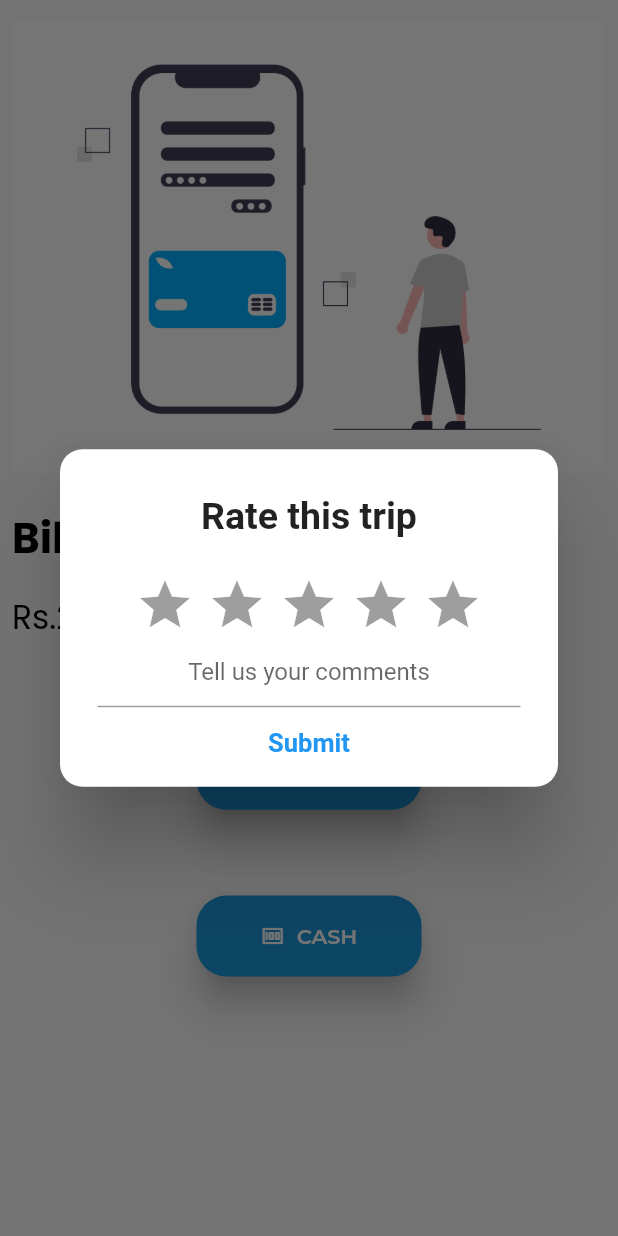
After one commit to Sumithra-Sudhakar/cabHiring, a Flutter app: the Payment screen opened directly, after a tap on "GPAY", on a phone screen of 412 x 824 dp. The commit adds this screen. Run offline on Flutter 3.47's test engine with Material 2 defaults, Android fonts, the phone set to English and light mode, and no system bars; drawn by our look-alikes of rating_dialog; our stand-ins replace auto_size_text, google_fonts, google_maps_flutter, introduction_screen.

Commit message:
all user screens and dialouges added

```diff
--- a/lib/screens/cab_details.dart
+++ b/lib/screens/cab_details.dart
@@ -1,5 +1,8 @@
 import 'package:auto_size_text/auto_size_text.dart';
+import 'package:cabhiring/screens/choose_loc.dart';
 import 'package:cabhiring/screens/signup.dart';
+import 'package:cabhiring/screens/trip.dart';
+import 'package:cabhiring/utils/alert.dart';
 import 'package:flutter/material.dart';
 import 'package:flutter/widgets.dart';
 import 'package:google_fonts/google_fonts.dart';
@@ -193,8 +196,11 @@ icon: Icon(Icons.phone, size: 16,),
                   ),
                   onPressed: () {
 
-
-
+displayDialog(context, "OK", null, (){Navigator.push(
+  context,
+  MaterialPageRoute(builder: (context) => Trip()),
+);
+}, "Happy Ride!", "Your trip has started");
 
                   },
                   style: ElevatedButton.styleFrom(
@@ -219,10 +225,10 @@ icon: Icon(Icons.cancel_presentation, size: 15,),
                             fontWeight: FontWeight.w600
                         ),
                       ),
-                      onPressed: () {
-
-
-
+                      onPressed: () {displayDialog(context, "Yes", "No", (){   Navigator.push(
+                        context,
+                        MaterialPageRoute(builder: (context) => ChooseLoc()),
+                      );}, "Cancel Trip", "Are you sure you want to cancel the trip?");
 
 
                       },
--- /dev/null
+++ b/lib/screens/payment.dart
@@ -0,0 +1,168 @@
+import 'package:auto_size_text/auto_size_text.dart';
+import 'package:cabhiring/screens/choose_loc.dart';
+import 'package:flutter/material.dart';
+import 'package:google_fonts/google_fonts.dart';
+import 'package:cabhiring/utils/colors.dart' as colors;
+
+import 'package:rating_dialog/rating_dialog.dart';
+
+class Payment extends StatefulWidget {
+  const Payment({Key? key}) : super(key: key);
+
+  @override
+  State<Payment> createState() => _PaymentState();
+}
+
+class _PaymentState extends State<Payment> {
+
+  void _showRatingAppDialog() {
+
+    final _dialog = RatingDialog(
+      initialRating: 0.0,
+      // your app's name?
+      title: Text(
+        'Rate this trip',
+        textAlign: TextAlign.center,
+        style: const TextStyle(
+          fontSize: 25,
+          fontWeight: FontWeight.bold,
+        ),
+      ),
+      // encourage your user to leave a high rating?
+
+      // your app's logo?
+
+      submitButtonText: 'Submit',
+
+
+      onSubmitted: (response) {
+        Navigator.push(
+          context,
+          MaterialPageRoute(builder: (context) => ChooseLoc()),
+        );
+
+        // TODO: add your own logic
+
+      },
+    );
+
+    // show the dialog
+    showDialog(
+      context: context,
+      barrierDismissible: true, // set to false if you want to force a rating
+      builder: (context) => _dialog,
+    );
+  }
+  @override
+  Widget build(BuildContext context) {
+    return Scaffold(
+      body: Column(
+        mainAxisAlignment: MainAxisAlignment.center,
+        crossAxisAlignment: CrossAxisAlignment.center,
+
+        children: [
+          Expanded(
+            flex:2,
+            child: Padding(
+              padding: const EdgeInsets.all(8.0),
+              child: Image.asset('assets/payment.png', height: 800,),
+            ),
+          ),
+          Expanded(
+            flex: 3,
+            child: Column(
+              children: [
+                Padding(
+                  padding: const EdgeInsets.all(8.0),
+                  child: Align(
+                    alignment: Alignment.topLeft,
+                    child: Text("Bill for your ride!", style: GoogleFonts.poppins(
+                      fontSize: 28,
+                      fontWeight: FontWeight.bold,
+                      color: colors.secondarytextcolor
+                    ),),
+                  ),
+                ),
+                Padding(
+                  padding: const EdgeInsets.all(8.0),
+                  child: Align(
+                    alignment: Alignment.topLeft,
+                    child: Text("Rs.200", style: GoogleFonts.poppins(
+                        fontSize: 22,
+
+                        color: colors.secondarytextcolor
+                    ),),
+                  ),
+                ),
+Spacer(),
+                Padding(
+                  padding: const EdgeInsets.all(8.0),
+                  child: SizedBox(
+                    height: 54,
+                    width: 150,
+                    child: ElevatedButton.icon(
+                      icon: Icon(Icons.money, size: 16,),
+                      label: Text(
+                        "GPAY",
+                        style: GoogleFonts.montserrat(
+                            color: colors.buttontextcolor, fontSize: 14,
+
+                            fontWeight: FontWeight.w600
+                        ),
+                      ),
+                      onPressed: () {
+
+
+_showRatingAppDialog();
+                      },
+                      style: ElevatedButton.styleFrom(
+                          elevation: 10,
+
+                          padding: EdgeInsets.all(10.0),
+                          primary: colors.buttoncolor,
+                          shape: new RoundedRectangleBorder(
+                              borderRadius: BorderRadius.circular(20.0))),
+                    ),),
+                ),
+                Spacer(
+                  flex: 1,
+                ),
+                Padding(
+                  padding: const EdgeInsets.all(8.0),
+                  child: SizedBox(
+                    height: 54,
+                    width: 150,
+                    child: ElevatedButton.icon(
+                      icon: Icon(Icons.money, size: 16,),
+                      label: Text(
+                        "CASH",
+                        style: GoogleFonts.montserrat(
+                            color: colors.buttontextcolor, fontSize: 14,
+
+                            fontWeight: FontWeight.w600
+                        ),
+                      ),
+                      onPressed: () {
+
+                        _showRatingAppDialog();
+
+                      },
+                      style: ElevatedButton.styleFrom(
+                          elevation: 10,
+
+                          padding: EdgeInsets.all(10.0),
+                          primary: colors.buttoncolor,
+                          shape: new RoundedRectangleBorder(
+                              borderRadius: BorderRadius.circular(20.0))),
+                    ),),
+                ),
+                Spacer(flex: 4,)
+
+              ],
+            ),
+          )
+        ],
+      ),
+    );
+  }
+}
--- a/lib/utils/alert.dart
+++ b/lib/utils/alert.dart
@@ -13,11 +13,11 @@ displayDialog(context, positiveText, negativeText, Function positiveFunction,
       backgroundColor: colors.scaffoldbackground,
       title: Text(
         title,
-        style: GoogleFonts.raleway(color: colors.alertBoxTextColor, fontWeight: FontWeight.bold),
+        style: GoogleFonts.raleway(color: colors.secondarytextcolor, fontWeight: FontWeight.bold),
       ),
       content: Text(
         subTitle,
-        style: GoogleFonts.raleway(color: colors.alertBoxTextColor),
+        style: GoogleFonts.raleway(color: colors.secondarytextcolor),
       ),
       actions: <Widget>[
         negativeText != null
--- a/lib/utils/colors.dart
+++ b/lib/utils/colors.dart
@@ -10,4 +10,4 @@ var buttontextcolor =  const Color(0xffFFFFFF);
 var searchbarcolor = const Color(0xff60A3C9);
 var searchtextcolor = const Color(0xffF3F3F3);
 var yesbuttoncolor = const Color(0xff1C96DA);
-var alertBoxTextColor = const Color(0xffF3F3F3);
+var alertBoxTextColor =   const Color(0xff000000);
--- a/pubspec.yaml
+++ b/pubspec.yaml
@@ -37,6 +37,7 @@ dependencies:
   google_fonts: ^2.3.1
   introduction_screen: ^3.0.0
   google_maps_flutter: ^2.1.3
+  rating_dialog: ^2.0.0
 
   auto_size_text: ^3.0.0
 
```
Also changed, not shown: lib/screens/trip.dart (added, +72 -0 lines), assets/payment.png (added), pubspec.lock.
